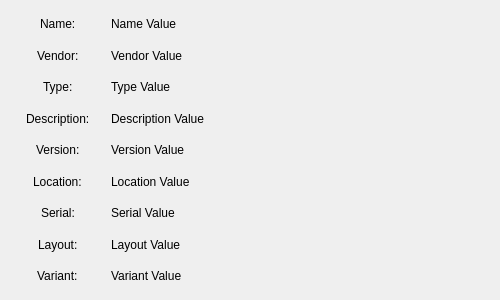
First picture: the form in qt/OpenRGBDeviceInfoPage.ui, repository Charading/OpenRGB, before the edit.
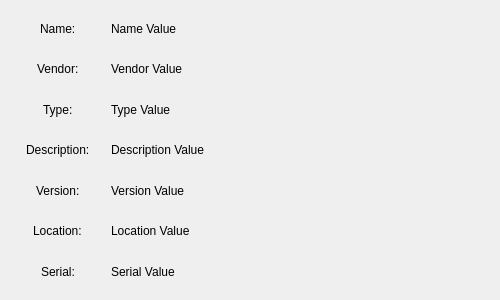
Second picture: the form after the edit.

Commit message: Moved information about layout/variant of razer keyboards to device description

Diff of the .ui file:
```diff
--- a/qt/OpenRGBDeviceInfoPage.ui
+++ b/qt/OpenRGBDeviceInfoPage.ui
@@ -63,20 +63,6 @@
      </property>
     </widget>
    </item>
-   <item row="7" column="0" alignment="Qt::AlignHCenter">
-    <widget class="QLabel" name="LayoutLabel">
-     <property name="text">
-      <string>Layout:</string>
-     </property>
-    </widget>
-   </item>
-   <item row="8" column="0" alignment="Qt::AlignHCenter">
-    <widget class="QLabel" name="VariantLabel">
-     <property name="text">
-      <string>Variant:</string>
-     </property>
-    </widget>
-   </item>
    <item row="0" column="1">
     <widget class="QLabel" name="NameValue">
      <property name="text">
@@ -147,26 +133,6 @@
      </property>
     </widget>
    </item>
-   <item row="7" column="1">
-    <widget class="QLabel" name="LayoutValue">
-     <property name="text">
-      <string>Layout Value</string>
-     </property>
-     <property name="wordWrap">
-      <bool>true</bool>
-     </property>
-    </widget>
-   </item>
-   <item row="8" column="1">
-    <widget class="QLabel" name="VariantValue">
-     <property name="text">
-      <string>Variant Value</string>
-     </property>
-     <property name="wordWrap">
-      <bool>true</bool>
-     </property>
-    </widget>
-   </item>
   </layout>
  </widget>
  <resources/>
```
The commit also changes 5 other files.
